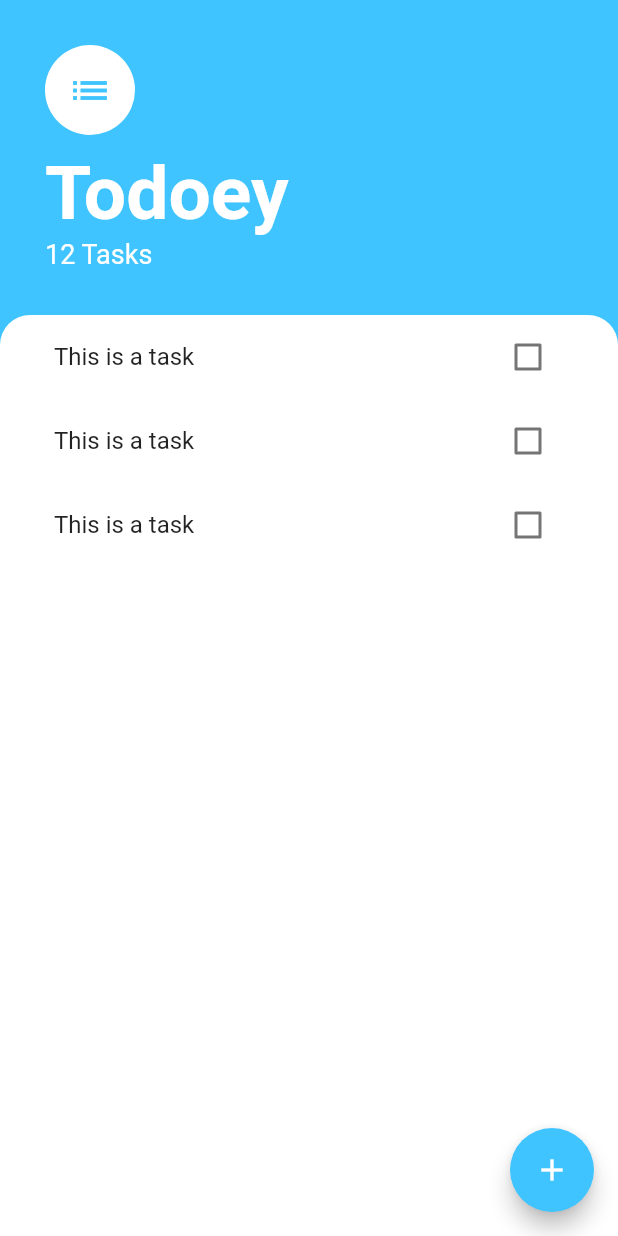
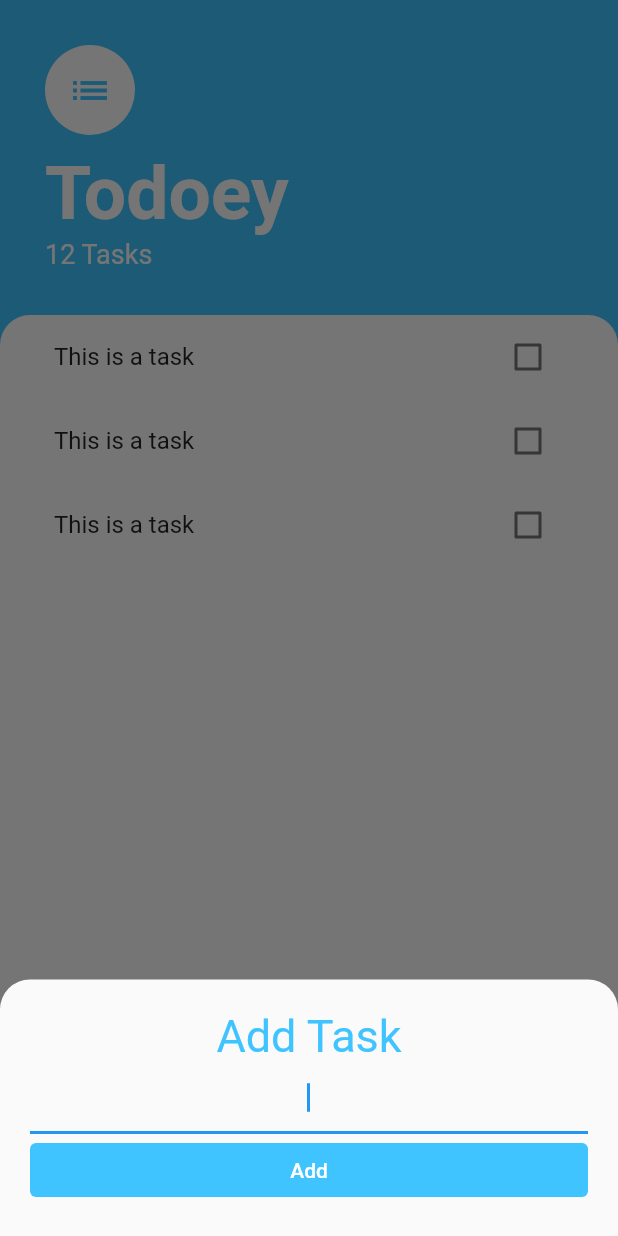
Before and after one commit to 0xharkirat/todoey, a Flutter app: the screen it shows after launch, after a tap on the "add" icon, on a phone screen of 412 x 824 dp. Run offline on Flutter 3.47's test engine with Material 2 defaults, Android fonts, the phone set to English and light mode, and no system bars.

Commit message:
add the BottomSheet + fix position

```diff
--- /dev/null
+++ b/lib/screens/add_task_screen.dart
@@ -0,0 +1,44 @@
+import 'package:flutter/material.dart';
+
+class AddTaskScreen extends StatelessWidget {
+
+
+  @override
+  Widget build(BuildContext context) {
+    return SingleChildScrollView(
+      padding: EdgeInsets.only(bottom: MediaQuery.of(context).viewInsets.bottom),
+      child: Container(
+        padding: EdgeInsets.all(20.0),
+        child: Column(
+          crossAxisAlignment: CrossAxisAlignment.stretch,
+          children:  <Widget> [
+            const Text(
+              'Add Task',
+              textAlign: TextAlign.center,
+              style: TextStyle(
+                fontSize: 30.0,
+                color: Colors.lightBlueAccent,
+              ),
+            ),
+            const TextField(
+              autofocus: true,
+              textAlign: TextAlign.center,
+            ),
+            TextButton(
+              onPressed: (){
+
+              },
+              style: TextButton.styleFrom(
+                foregroundColor: Colors.white,
+                backgroundColor: Colors.lightBlueAccent,
+              ),
+              child: const Text("Add"),
+            )
+
+
+          ],
+        ),
+      ),
+    );
+  }
+}
--- a/lib/screens/task_screen.dart
+++ b/lib/screens/task_screen.dart
@@ -1,8 +1,10 @@
 import 'package:flutter/material.dart';
+import 'package:todoey/screens/add_task_screen.dart';
 import 'package:todoey/widgets/tasks_list.dart';
 
 class TasksScreen extends StatelessWidget {
-  const TasksScreen({Key? key}) : super(key: key);
+
+
 
   @override
   Widget build(BuildContext context) {
@@ -10,7 +12,17 @@ class TasksScreen extends StatelessWidget {
       backgroundColor: Colors.lightBlueAccent,
       floatingActionButton: FloatingActionButton(
         onPressed: (){
-        //  Todo - fab
+          showModalBottomSheet(
+            isScrollControlled: true,
+            context: context,
+            builder: (context) => AddTaskScreen(),
+            shape: const RoundedRectangleBorder(
+              borderRadius: BorderRadius.only(
+                topRight: Radius.circular(20.0),
+                topLeft: Radius.circular(20.0),
+              ),
+            ),
+          );
         },
         backgroundColor: Colors.lightBlueAccent,
         child: const Icon(
```
